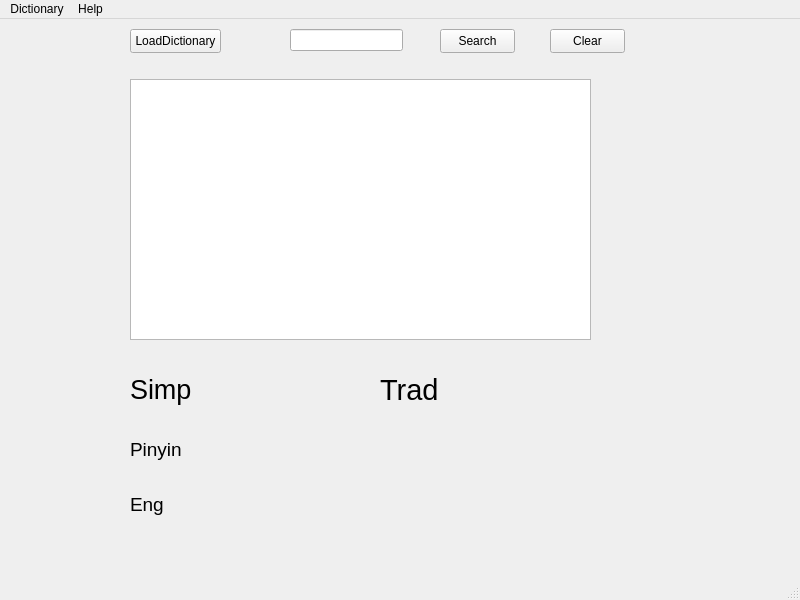
LStefanCoder/DictoSinico, file mainwindow.ui: the form before one commit.
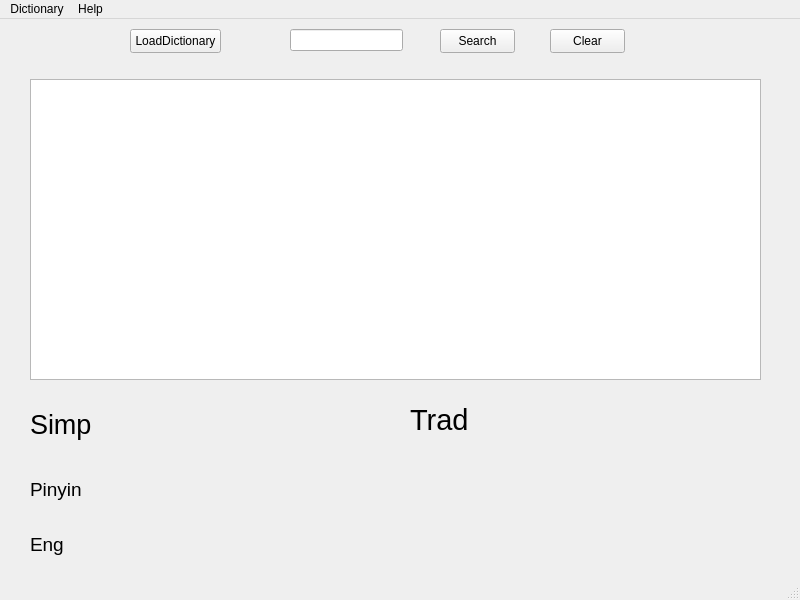
The form after the commit.

Commit message: Preferences window now preserves value of checkbox.

What changed in the file:
```diff
--- a/mainwindow.ui
+++ b/mainwindow.ui
@@ -66,20 +66,20 @@
    <widget class="QTableWidget" name="tableWidget">
     <property name="geometry">
      <rect>
-      <x>130</x>
+      <x>30</x>
       <y>60</y>
-      <width>461</width>
-      <height>261</height>
+      <width>731</width>
+      <height>301</height>
      </rect>
     </property>
    </widget>
    <widget class="QLabel" name="definitionSimp">
     <property name="geometry">
      <rect>
-      <x>130</x>
-      <y>350</y>
-      <width>241</width>
-      <height>41</height>
+      <x>30</x>
+      <y>380</y>
+      <width>361</width>
+      <height>51</height>
      </rect>
     </property>
     <property name="font">
@@ -94,9 +94,9 @@
    <widget class="QLabel" name="definitionPinyin">
     <property name="geometry">
      <rect>
-      <x>130</x>
-      <y>410</y>
-      <width>461</width>
+      <x>30</x>
+      <y>450</y>
+      <width>731</width>
       <height>41</height>
      </rect>
     </property>
@@ -112,9 +112,9 @@
    <widget class="QLabel" name="definitionEng">
     <property name="geometry">
      <rect>
-      <x>130</x>
-      <y>460</y>
-      <width>461</width>
+      <x>30</x>
+      <y>500</y>
+      <width>731</width>
       <height>51</height>
      </rect>
     </property>
@@ -130,9 +130,9 @@
    <widget class="QLabel" name="definitionTrad">
     <property name="geometry">
      <rect>
-      <x>380</x>
-      <y>340</y>
-      <width>231</width>
+      <x>410</x>
+      <y>370</y>
+      <width>351</width>
       <height>61</height>
      </rect>
     </property>
```
The commit also changes 5 other files.
